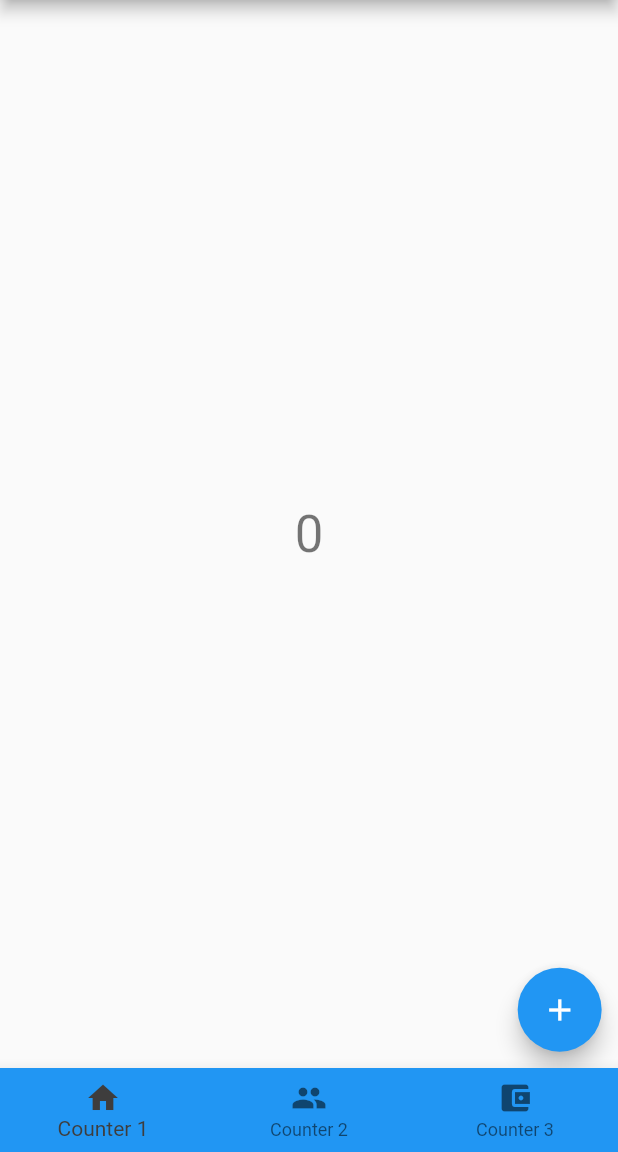
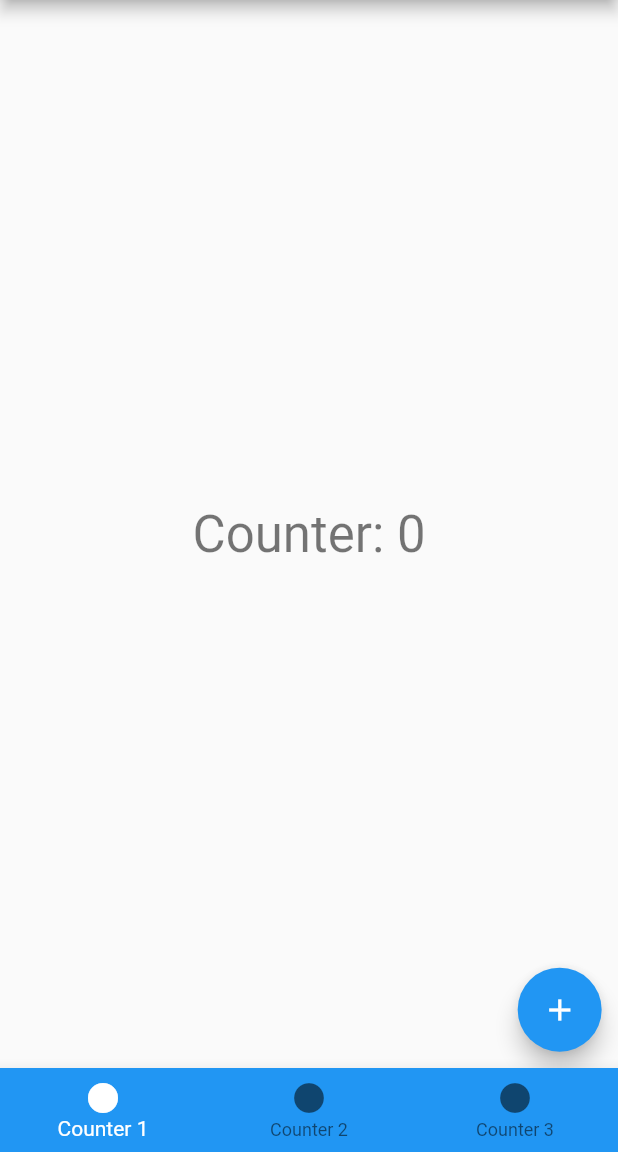
Before and after one commit to PawankumarPK/AgendaboaTestApp, a Flutter app: the screen it shows after launch, on a phone screen of 412 x 824 dp, the part 84-1236 px from its top. Run offline on Flutter 3.47's test engine with Material 2 defaults, Android fonts, the phone set to English and light mode, and no system bars; our stand-ins replace firebase_core, firebase_database; accounts and stored records are empty.

Commit message:
refresh code & Final Commit

```diff
--- a/lib/res/constant_colors.dart
+++ b/lib/res/constant_colors.dart
@@ -1,14 +1,7 @@
 import 'package:flutter/material.dart';
 
 class ConstantColors{
-
   static var primaryColor = const Color(0xffE50914);
   static var secondaryColor = const Color(0xff4895C0);
   static var screenBackgroundColor = const Color(0xff343434);
-  static var bottomNavBarCanvasColor = const Color(0xff3e3d3d);
-  static var selectedColor = const Color(0xff3e3d3d);
-
-
-
-
 }
--- a/lib/res/constant_strings.dart
+++ b/lib/res/constant_strings.dart
@@ -1,9 +1,9 @@
 import 'package:flutter/material.dart';
 
 class ConstantStrings {
-  static var home = "Counter 1";
-  static var tournaments = "Counter 2";
-  static var wallet = "Counter 3";
+  static var counter1 = "Counter 1";
+  static var counter2 = "Counter 2";
+  static var counter3 = "Counter 3";
   static var counterApp = "Counter App";
   static var counterPageTwo = "Counter Page Two";
   static var counterPageThree = "Counter Page Three";
--- a/lib/screen/bottomNavBar/bottom_navbar_scaffold.dart
+++ b/lib/screen/bottomNavBar/bottom_navbar_scaffold.dart
@@ -3,12 +3,9 @@ import 'package:agendaboa_flutter_app/res/constant_strings.dart';
 import 'package:agendaboa_flutter_app/res/dimens.dart';
 import 'package:agendaboa_flutter_app/screen/bottomNavBar/counter_page_one/counter_page_one_scaffold.dart';
 import 'package:agendaboa_flutter_app/screen/bottomNavBar/counter_page_two/counter_page_two_scaffold.dart';
-import 'package:agendaboa_flutter_app/utils/custom_objects.dart';
-import 'package:agendaboa_flutter_app/utils/exit_app_dialogbox.dart';
 import 'package:agendaboa_flutter_app/utils/size_config.dart';
 import 'package:firebase_database/firebase_database.dart';
 import 'package:flutter/material.dart';
-
 import 'counter_page_one/counter_page_one_scaffold.dart';
 import 'counter_page_three/counter_page_three_scaffold.dart';
 import 'counter_page_two/counter_page_two_scaffold.dart';
@@ -25,12 +22,6 @@ class _BottomNavBarScaffoldState extends State<BottomNavBarScaffold> {
 
   int selectedIndex = 0;
   late DateTime currentBackPressTime;
-
-  @override
-  void initState() {
-    super.initState();
-    selectedIndex = CustomObjects.activeBottomNavBar;
-  }
 
   ///------------------ List of screen --------------------------------
   List<Widget> widgetOption = <Widget>[
@@ -50,7 +41,8 @@ class _BottomNavBarScaffoldState extends State<BottomNavBarScaffold> {
   Widget build(BuildContext context) {
     SizeConfig().init(context);
     return Scaffold(
-      appBar: AppBar(
+      ///--------------- App Bar With Reset Button ---------------------------
+    appBar: AppBar(
           centerTitle: false,
           automaticallyImplyLeading: false,
           backgroundColor: ConstantColors.screenBackgroundColor,
@@ -89,19 +81,19 @@ class _BottomNavBarScaffoldState extends State<BottomNavBarScaffold> {
           type: BottomNavigationBarType.fixed,
           items: <BottomNavigationBarItem>[
             BottomNavigationBarItem(
-              icon: const Icon(Icons.home),
-              label: ConstantStrings.home,
+              icon: const Icon(Icons.circle),
+              label: ConstantStrings.counter1,
             ),
             BottomNavigationBarItem(
-              icon: const Icon(Icons.group),
-              label: ConstantStrings.tournaments,
+              icon: const Icon(Icons.circle),
+              label: ConstantStrings.counter2,
             ),
             BottomNavigationBarItem(
-                icon: const Icon(Icons.account_balance_wallet),
-                label: ConstantStrings.wallet),
+                icon: const Icon(Icons.circle),
+                label: ConstantStrings.counter3),
           ],
           currentIndex: selectedIndex,
-          selectedItemColor: ConstantColors.selectedColor,
+          selectedItemColor: Colors.white,
           onTap: onItemTap,
         ),
       ),
--- a/lib/screen/bottomNavBar/counter_page_one/screen/counter_page_one_screen.dart
+++ b/lib/screen/bottomNavBar/counter_page_one/screen/counter_page_one_screen.dart
@@ -36,7 +36,7 @@ class _CounterPageOneScreenState extends State<CounterPageOneScreen> {
           crossAxisAlignment: CrossAxisAlignment.center,
           children: <Widget>[
             Text(
-              '$_counter',
+              'Counter: $_counter',
               style: Theme.of(context).textTheme.headline4,
             ),
           ],
--- a/lib/screen/bottomNavBar/counter_page_three/counter_page_three_scaffold.dart
+++ b/lib/screen/bottomNavBar/counter_page_three/counter_page_three_scaffold.dart
@@ -1,5 +1,3 @@
-import 'package:agendaboa_flutter_app/res/constant_colors.dart';
-import 'package:agendaboa_flutter_app/res/constant_strings.dart';
 import 'package:agendaboa_flutter_app/screen/bottomNavBar/counter_page_three/screen/counter_page_three_screen.dart';
 import 'package:flutter/material.dart';
 
--- a/lib/screen/bottomNavBar/counter_page_three/screen/counter_page_three_screen.dart
+++ b/lib/screen/bottomNavBar/counter_page_three/screen/counter_page_three_screen.dart
@@ -34,7 +34,7 @@ class _CounterPageThreeScreenState extends State<CounterPageThreeScreen> {
           crossAxisAlignment: CrossAxisAlignment.center,
           children: <Widget>[
             Text(
-              '$_counter',
+              'Counter: $_counter',
               style: Theme.of(context).textTheme.headline4,
             ),
           ],
--- a/lib/screen/bottomNavBar/counter_page_two/counter_page_two_scaffold.dart
+++ b/lib/screen/bottomNavBar/counter_page_two/counter_page_two_scaffold.dart
@@ -1,5 +1,3 @@
-import 'package:agendaboa_flutter_app/res/constant_colors.dart';
-import 'package:agendaboa_flutter_app/res/constant_strings.dart';
 import 'package:agendaboa_flutter_app/screen/bottomNavBar/counter_page_two/screen/counter_page_two_screen.dart';
 import 'package:flutter/material.dart';
 
--- a/lib/screen/bottomNavBar/counter_page_two/screen/counter_page_two_screen.dart
+++ b/lib/screen/bottomNavBar/counter_page_two/screen/counter_page_two_screen.dart
@@ -34,7 +34,7 @@ class _CounterPageTwoScreenState extends State<CounterPageTwoScreen> {
           crossAxisAlignment: CrossAxisAlignment.center,
           children: <Widget>[
             Text(
-              '$_counter',
+              'Counter: $_counter',
               style: Theme.of(context).textTheme.headline4,
             ),
           ],
--- a/lib/utils/custom_objects.dart
+++ /dev/null
@@ -1,7 +0,0 @@
-import 'package:flutter/material.dart';
-
-class CustomObjects{
-
-  static var activeBottomNavBar = 0;
-
-}
```
Also changed, not shown: lib/utils/exit_app_dialogbox.dart (deleted, +0 -108 lines).
